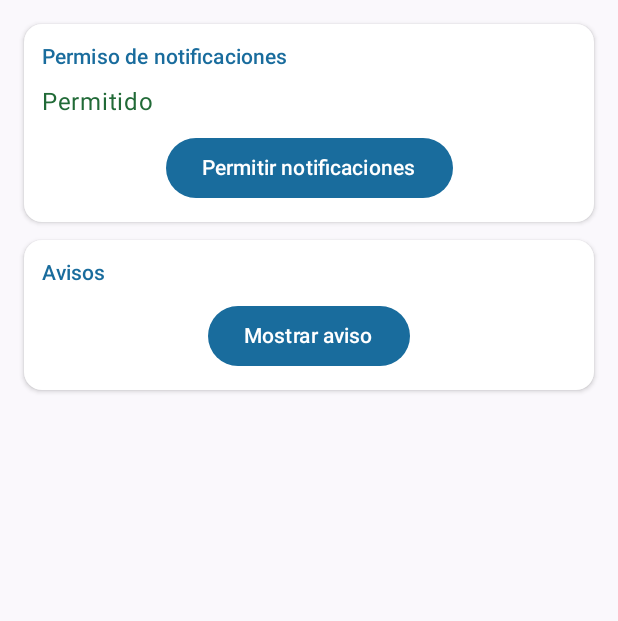
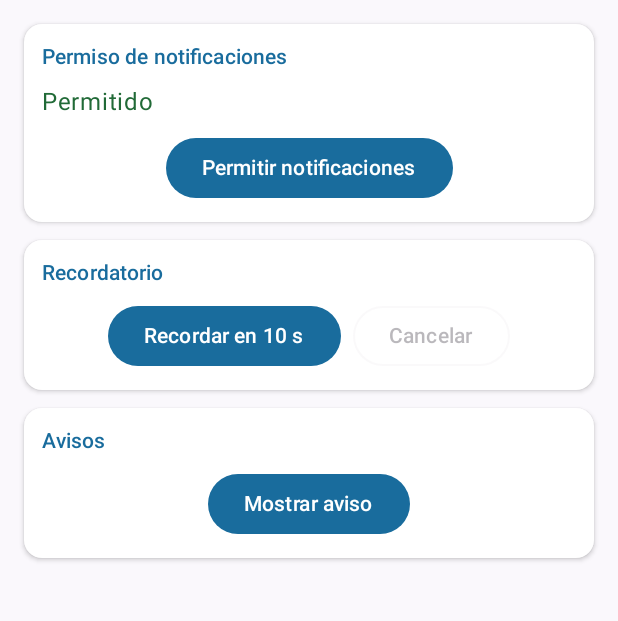
Before and after one commit to angieio/AvisosCampus, an Android app built with Jetpack Compose: the screen it shows after launch (MainActivity), on a phone screen of 412 x 824 dp, the part 96-717 px from its top. Run offline under Robolectric (Android 15) with nearby library versions, the phone set to English and light mode, and no system bars.

Commit message:
feat(recordatorio): cuenta regresiva con corrutina y cancelacion

```diff
--- a/app/src/main/java/com/tecsup/avisoscampus/ui/PantallaAvisos.kt
+++ b/app/src/main/java/com/tecsup/avisoscampus/ui/PantallaAvisos.kt
@@ -6,6 +6,7 @@ import androidx.activity.compose.rememberLauncherForActivityResult
 import androidx.activity.result.contract.ActivityResultContracts
 import androidx.compose.foundation.layout.Arrangement
 import androidx.compose.foundation.layout.Column
+import androidx.compose.foundation.layout.Row
 import androidx.compose.foundation.layout.fillMaxSize
 import androidx.compose.foundation.layout.fillMaxWidth
 import androidx.compose.foundation.layout.padding
@@ -14,6 +15,7 @@ import androidx.compose.material3.Card
 import androidx.compose.material3.CardDefaults
 import androidx.compose.material3.ExperimentalMaterial3Api
 import androidx.compose.material3.MaterialTheme
+import androidx.compose.material3.OutlinedButton
 import androidx.compose.material3.Scaffold
 import androidx.compose.material3.Text
 import androidx.compose.material3.TopAppBar
@@ -44,6 +46,7 @@ fun PantallaAvisos() {
     val fabrica = remember { AvisosViewModelFactory(AvisosRepositoryMemoria()) }
     val vm: AvisosViewModel = viewModel(factory = fabrica)
     val permiso by vm.permiso.collectAsState()
+    val faltan by vm.faltan.collectAsState()
 
     val lanzador = rememberLauncherForActivityResult(
         ActivityResultContracts.RequestPermission()
@@ -93,6 +96,11 @@ fun PantallaAvisos() {
                     }
                 }
             )
+            TarjetaRecordatorio(
+                faltan = faltan,
+                alRecordar = { vm.recordarEn() },
+                alCancelar = vm::cancelarRecordatorio
+            )
             TarjetaAvisos(alMostrarAviso = vm::avisarAhora)
         }
     }
@@ -136,6 +144,47 @@ private fun TarjetaPermiso(
 }
 
 @Composable
+private fun TarjetaRecordatorio(
+    faltan: Int?,
+    alRecordar: () -> Unit,
+    alCancelar: () -> Unit
+) {
+    Card(
+        modifier = Modifier.fillMaxWidth(),
+        colors = CardDefaults.cardColors(containerColor = MaterialTheme.colorScheme.surface),
+        elevation = CardDefaults.cardElevation(defaultElevation = 2.dp)
+    ) {
+        Column(
+            modifier = Modifier.fillMaxWidth().padding(12.dp),
+            verticalArrangement = Arrangement.spacedBy(8.dp)
+        ) {
+            Text(
+                text = "Recordatorio",
+                color = MaterialTheme.colorScheme.primary,
+                style = MaterialTheme.typography.titleSmall
+            )
+            Row(
+                modifier = Modifier.fillMaxWidth(),
+                horizontalArrangement = Arrangement.spacedBy(8.dp, Alignment.CenterHorizontally)
+            ) {
+                Button(onClick = alRecordar, enabled = faltan == null) {
+                    Text("Recordar en 10 s")
+                }
+                OutlinedButton(onClick = alCancelar, enabled = faltan != null) {
+                    Text("Cancelar")
+                }
+            }
+            if (faltan != null) {
+                Text(
+                    text = "Faltan $faltan s",
+                    modifier = Modifier.align(Alignment.CenterHorizontally)
+                )
+            }
+        }
+    }
+}
+
+@Composable
 private fun TarjetaAvisos(alMostrarAviso: () -> Unit) {
     Card(
         modifier = Modifier.fillMaxWidth(),
```
Also changed, not shown: app/src/main/java/com/tecsup/avisoscampus/viewmodel/AvisosViewModel.kt (+32 -1 lines).
